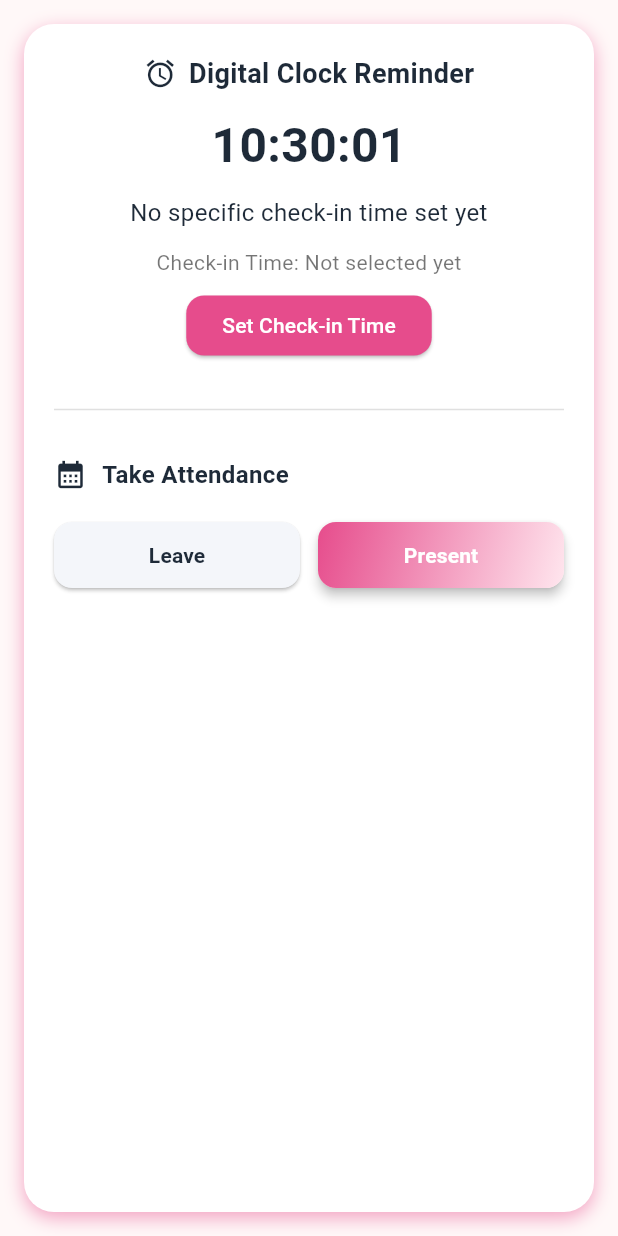
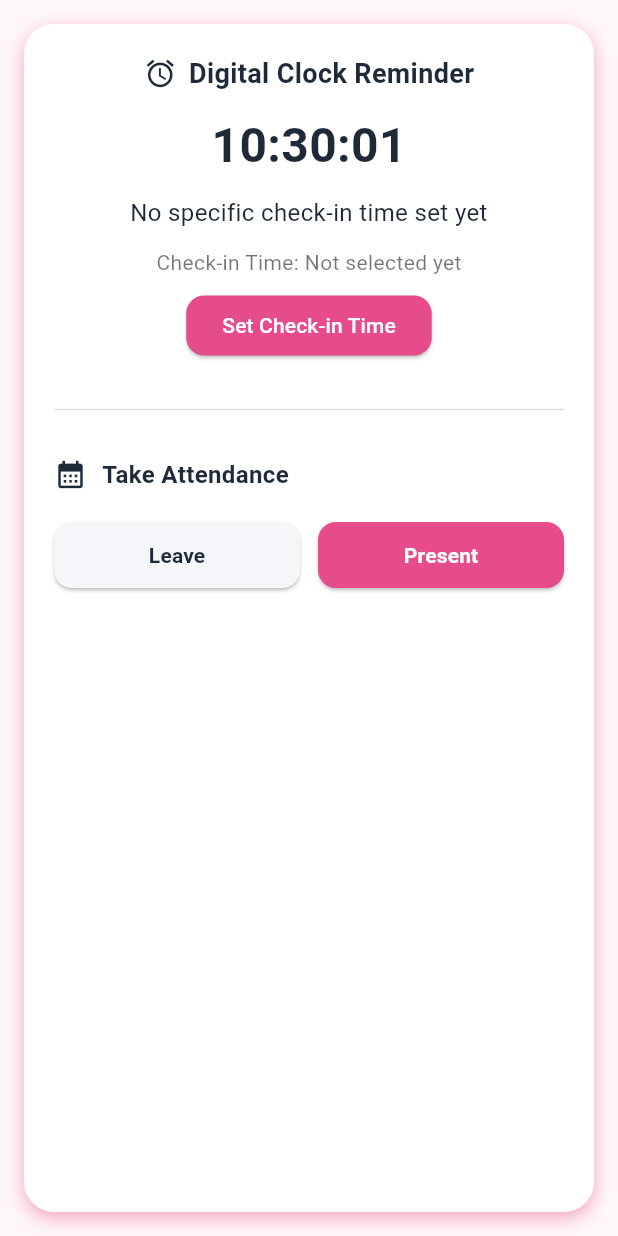
Before and after one commit to nhishaaulia/attendlyproject_app, a Flutter app: the TakeAttendancePage widget shown alone on an empty page, opened directly with empty values, on a phone screen of 412 x 824 dp. Run offline on Flutter 3.47's test engine with Material 3 defaults, Android fonts, the phone set to English and light mode, and no system bars; our stand-ins replace geocoding, geolocator, google_maps_flutter, image_picker, lottie, shared_preferences; accounts and stored records are empty.

Commit message:
update_tombol

```diff
--- a/lib/pages/dashboard/widget/takeattendance.dart
+++ b/lib/pages/dashboard/widget/takeattendance.dart
@@ -262,20 +262,11 @@ class _TakeAttendancePageState extends State<TakeAttendancePage> {
                   child: ElevatedButton(
                     onPressed: widget.onMapTap,
                     style: ElevatedButton.styleFrom(
-                      padding: EdgeInsets.zero,
+                      backgroundColor: AppColor.pinkMid,
+                      foregroundColor: AppColor.bg,
                       shape: RoundedRectangleBorder(
                         borderRadius: BorderRadius.circular(12),
                       ),
-                      elevation: 3,
-                    ),
-                    child: Ink(
-                      decoration: BoxDecoration(
-                        gradient: LinearGradient(
-                          colors: [AppColor.pinkMid, AppColor.pinkLight],
-                          begin: Alignment.topLeft,
-                          end: Alignment.bottomRight,
-                        ),
-                        borderRadius: BorderRadius.circular(12),
                     ),
                     child: Container(
                       alignment: Alignment.center,
@@ -294,7 +285,6 @@ class _TakeAttendancePageState extends State<TakeAttendancePage> {
                     ),
                   ),
                 ),
-                ),
               ],
             ),
           ],
```
Lines whose indentation alone changed are shown as unchanged.
